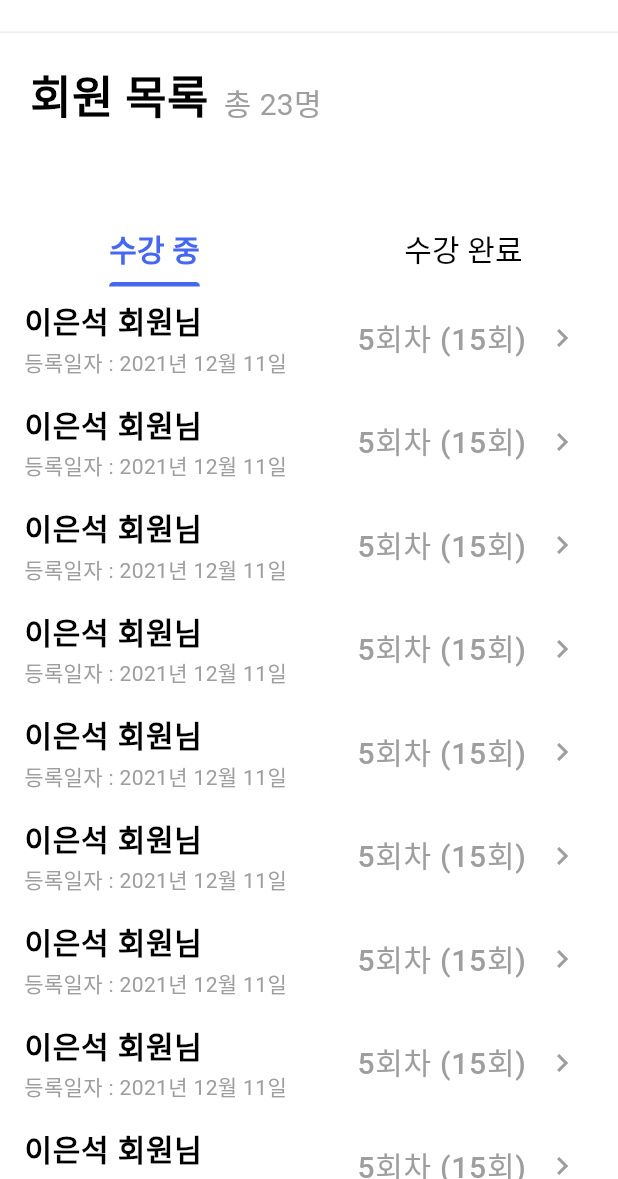
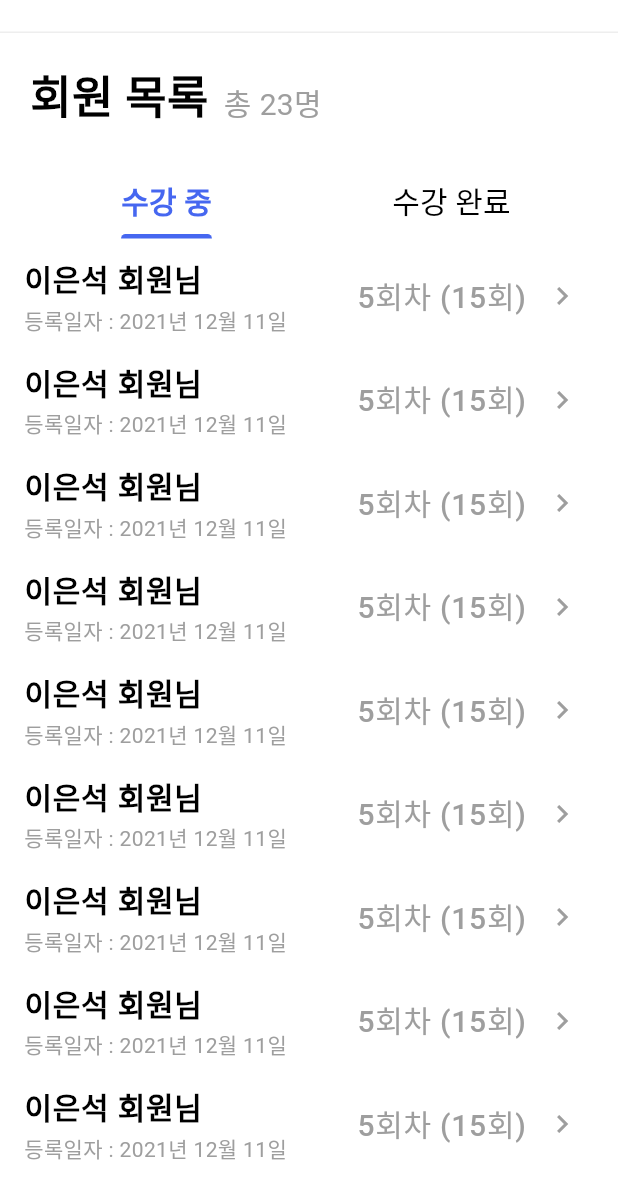
Before and after one commit to Dream-Maker-Inc/si_hicoach_fe, a Flutter app: the TrainerMemberListView screen opened directly, on a phone screen of 412 x 824 dp, the part 57-1236 px from its top. Run offline on Flutter 3.47's test engine with Material 2 defaults, Android fonts, the phone set to English and light mode, and no system bars.

Commit message:
refactor: 회원 목록 페이지

```diff
--- a/lib/domain/member/views/base.dart
+++ b/lib/domain/member/views/base.dart
@@ -2,7 +2,7 @@ import 'package:flutter/material.dart';
 import 'package:si_hicoach_fe/domain/member/views/main/main.dart';
 import 'package:si_hicoach_fe/domain/member/views/my/my/my.dart';
 import 'package:si_hicoach_fe/domain/member/views/studies/studies.dart';
-import 'package:si_hicoach_fe/domain/trainer/views/member/member_list.dart';
+import 'package:si_hicoach_fe/domain/trainer/views/member/list/member_list.dart';
 
 class MemberBaseView extends StatefulWidget {
   const MemberBaseView({Key? key}) : super(key: key);
--- a/lib/domain/trainer/views/base.dart
+++ b/lib/domain/trainer/views/base.dart
@@ -1,6 +1,6 @@
 import 'package:flutter/material.dart';
 import 'package:si_hicoach_fe/domain/trainer/views/main/main.dart';
-import 'package:si_hicoach_fe/domain/trainer/views/member/member_list.dart';
+import 'package:si_hicoach_fe/domain/trainer/views/member/list/member_list.dart';
 import 'package:si_hicoach_fe/domain/trainer/views/my/my/my.dart';
 
 class TrainerBaseView extends StatefulWidget {
--- /dev/null
+++ b/lib/domain/trainer/views/member/list/member_list.dart
@@ -0,0 +1,41 @@
+import 'package:flutter/material.dart';
+import 'package:si_hicoach_fe/domain/common/components/app_bar_with_logo.dart';
+import 'package:si_hicoach_fe/domain/common/constants/constants.dart';
+import 'package:si_hicoach_fe/domain/trainer/views/member/add/add.dart';
+import 'package:si_hicoach_fe/domain/trainer/views/member/list/tab.dart';
+import 'package:si_hicoach_fe/domain/trainer/views/member/list/title.dart';
+
+class TrainerMemberListView extends StatelessWidget {
+  const TrainerMemberListView({Key? key}) : super(key: key);
+
+  @override
+  Widget build(BuildContext context) {
+    return Scaffold(
+      appBar: CustomAppBarWithLogo(
+        titleText: '회원 관리',
+        actionsWidget: <Widget>[
+          IconButton(
+            onPressed: () {
+              Navigator.of(context).push(
+                MaterialPageRoute(
+                  builder: (BuildContext context) =>
+                      const TrainerMemberAddView(),
+                ),
+              );
+            },
+            icon: const Icon(Icons.add_rounded),
+          ),
+        ],
+      ),
+      body: SafeArea(
+        child: Column(
+          children: const <Widget>[
+            MemberListTitle(),
+            SizedBox(height: defaultPadding),
+            MemberListTab(),
+          ],
+        ),
+      ),
+    );
+  }
+}
--- /dev/null
+++ b/lib/domain/trainer/views/member/list/tab.dart
@@ -0,0 +1,40 @@
+import 'package:flutter/material.dart';
+import 'package:si_hicoach_fe/domain/common/theme/color.dart';
+import 'package:si_hicoach_fe/domain/trainer/views/member/studying/studying_list.dart';
+
+class MemberListTab extends StatelessWidget {
+  const MemberListTab({Key? key}) : super(key: key);
+
+  @override
+  Widget build(BuildContext context) {
+    return Expanded(
+      child: DefaultTabController(
+        length: 2,
+        child: Scaffold(
+          appBar: AppBar(
+            automaticallyImplyLeading: false,
+            title: TabBar(
+              tabs: const <Widget>[
+                Tab(text: '수강 중'),
+                Tab(text: '수강 완료'),
+              ],
+              labelColor: colorScheme.primary,
+              unselectedLabelColor: Colors.black,
+              labelStyle: const TextStyle(
+                fontWeight: FontWeight.w600,
+                fontSize: 20,
+              ),
+              unselectedLabelStyle: const TextStyle(
+                fontWeight: FontWeight.w400,
+                fontSize: 20,
+              ),
+            ),
+          ),
+          body: const TabBarView(
+            children: [StudyingListView(), StudyingListView()],
+          ),
+        ),
+      ),
+    );
+  }
+}
--- /dev/null
+++ b/lib/domain/trainer/views/member/list/title.dart
@@ -0,0 +1,38 @@
+import 'package:flutter/material.dart';
+import 'package:si_hicoach_fe/domain/common/constants/constants.dart';
+
+class MemberListTitle extends StatelessWidget {
+  const MemberListTitle({Key? key}) : super(key: key);
+
+  @override
+  Widget build(BuildContext context) {
+    return Padding(
+      padding: const EdgeInsets.only(
+        left: defaultPadding,
+        right: defaultPadding,
+        top: defaultPadding,
+      ),
+      child: Row(
+        crossAxisAlignment: CrossAxisAlignment.baseline,
+        textBaseline: TextBaseline.alphabetic,
+        children: const <Widget>[
+          Text(
+            '회원 목록',
+            style: TextStyle(fontSize: 30, fontWeight: FontWeight.w700),
+          ),
+          Padding(
+            padding: EdgeInsets.only(left: smallPadding),
+            child: Text(
+              '총 23명',
+              style: TextStyle(
+                fontSize: 20,
+                fontWeight: FontWeight.w400,
+                color: Colors.grey,
+              ),
+            ),
+          ),
+        ],
+      ),
+    );
+  }
+}
--- a/lib/domain/trainer/views/member/member_list.dart
+++ /dev/null
@@ -1,103 +0,0 @@
-import 'package:flutter/material.dart';
-import 'package:si_hicoach_fe/domain/common/components/app_bar_with_logo.dart';
-import 'package:si_hicoach_fe/domain/common/constants/constants.dart';
-import 'package:si_hicoach_fe/domain/common/theme/color.dart';
-import 'package:si_hicoach_fe/domain/trainer/views/member/add/add.dart';
-import 'package:si_hicoach_fe/domain/trainer/views/member/studying/studying_list.dart';
-
-class TrainerMemberListView extends StatelessWidget {
-  const TrainerMemberListView({Key? key}) : super(key: key);
-
-  @override
-  Widget build(BuildContext context) {
-    return Scaffold(
-      appBar: CustomAppBarWithLogo(
-        titleText: '회원 관리',
-        actionsWidget: <Widget>[
-          IconButton(
-            onPressed: () {
-              Navigator.of(context).push(
-                MaterialPageRoute(
-                  builder: (BuildContext context) =>
-                      const TrainerMemberAddView(),
-                ),
-              );
-            },
-            icon: const Icon(Icons.add_rounded),
-          ),
-        ],
-      ),
-      body: SafeArea(
-        child: Column(
-          children: <Widget>[
-            Padding(
-              padding: const EdgeInsets.only(
-                left: defaultPadding,
-                right: defaultPadding,
-                top: defaultPadding,
-              ),
-              child: Column(
-                children: <Widget>[
-                  Row(
-                    crossAxisAlignment: CrossAxisAlignment.baseline,
-                    textBaseline: TextBaseline.alphabetic,
-                    children: const <Widget>[
-                      Text(
-                        '회원 목록',
-                        style: TextStyle(
-                            fontSize: 30, fontWeight: FontWeight.w700),
-                      ),
-                      Padding(
-                        padding: EdgeInsets.only(left: smallPadding),
-                        child: Text(
-                          '총 23명',
-                          style: TextStyle(
-                            fontSize: 20,
-                            fontWeight: FontWeight.w400,
-                            color: Colors.grey,
-                          ),
-                        ),
-                      ),
-                    ],
-                  ),
-                ],
-              ),
-            ),
-            Expanded(
-              child: DefaultTabController(
-                length: 2,
-                child: Scaffold(
-                  appBar: AppBar(
-                    automaticallyImplyLeading: false,
-                    bottom: TabBar(
-                      tabs: const <Widget>[
-                        Tab(text: '수강 중'),
-                        Tab(text: '수강 완료'),
-                      ],
-                      labelColor: colorScheme.primary,
-                      unselectedLabelColor: Colors.black,
-                      labelStyle: const TextStyle(
-                        fontWeight: FontWeight.w600,
-                        fontSize: 20,
-                      ),
-                      unselectedLabelStyle: const TextStyle(
-                        fontWeight: FontWeight.w400,
-                        fontSize: 20,
-                      ),
-                    ),
-                  ),
-                  body: const TabBarView(
-                    children: [
-                      StudyingListView(),
-                      StudyingListView(),
-                    ],
-                  ),
-                ),
-              ),
-            ),
-          ],
-        ),
-      ),
-    );
-  }
-}
--- a/lib/main.dart
+++ b/lib/main.dart
@@ -3,6 +3,7 @@ import 'package:si_hicoach_fe/domain/common/theme/checkbox.dart';
 import 'package:si_hicoach_fe/domain/common/theme/color.dart';
 import 'package:si_hicoach_fe/domain/common/theme/text.dart';
 import 'package:si_hicoach_fe/domain/splash/splash.dart';
+import 'package:si_hicoach_fe/domain/trainer/views/member/list/member_list.dart';
 
 void main() {
   runApp(const MyApp());
@@ -21,7 +22,7 @@ class MyApp extends StatelessWidget {
           textTheme: textStyle,
           colorScheme: colorScheme,
           checkboxTheme: checkboxThemes,
-          scaffoldBackgroundColor: const Color.fromRGBO(255, 255, 255, 1),
+          scaffoldBackgroundColor: Colors.white,
         ),
         home: const SplashPage(),
       ),
```
